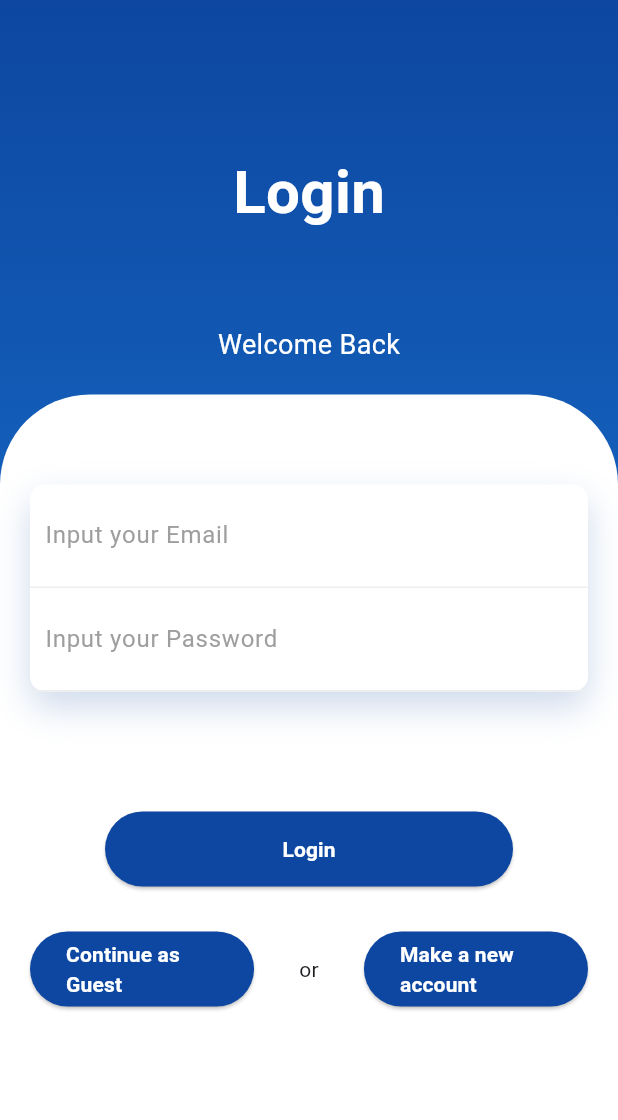
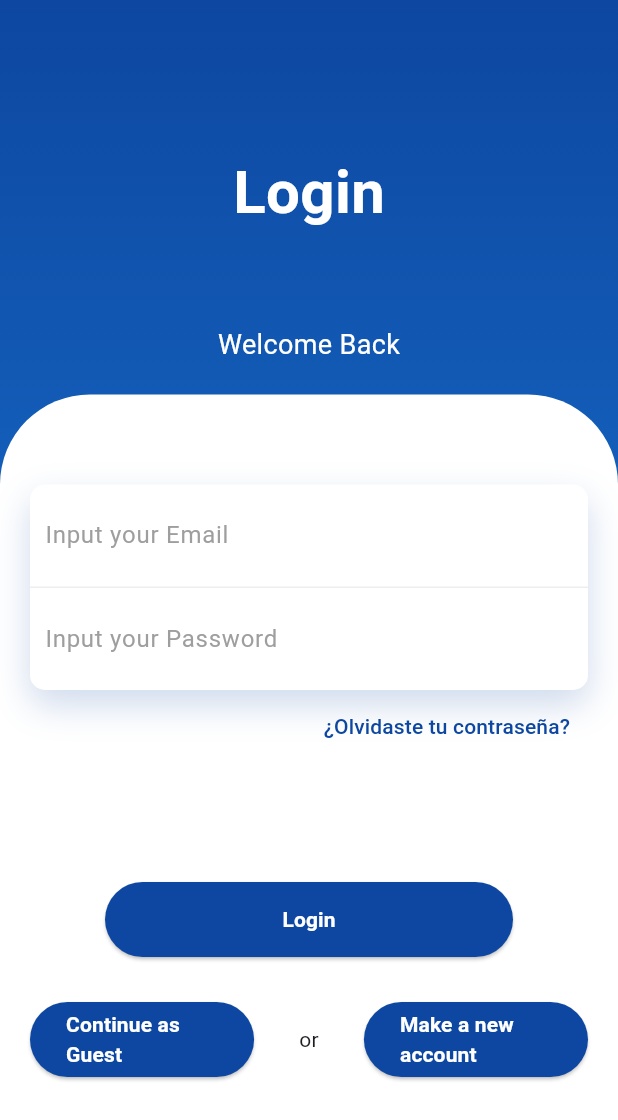
Before and after one commit to MartinRomero2005/aplicacion, a Flutter app: the screen it shows after launch, on a phone screen of 412 x 824 dp. Shown: the top 1120 px of the screen. Run offline on Flutter 3.47's test engine with Material 3 defaults, Android fonts, the phone set to English and light mode, and no system bars.

Commit message:
Adición de ajuste para recuperar contraseña

```diff
--- a/lib/presentation/screens/auth/login.dart
+++ b/lib/presentation/screens/auth/login.dart
@@ -21,6 +21,95 @@ class _LoginPageState extends State<LoginPage> {
     super.dispose();
   }
 
+  void _showForgotPasswordDialog() {
+    final emailController = TextEditingController();
+
+    showDialog(
+      context: context,
+      builder: (context) {
+        return AlertDialog(
+          title: const Text("Recuperar contraseña"),
+          content: TextField(
+            controller: emailController,
+            decoration: const InputDecoration(labelText: "Ingresa tu correo"),
+          ),
+          actions: [
+            TextButton(
+              onPressed: () => Navigator.pop(context),
+              child: const Text("Cancelar"),
+            ),
+            ElevatedButton(
+              onPressed: () async {
+                final email = emailController.text.trim();
+
+                final exists = await context.read<AuthProvider>().verifyEmail(
+                  email,
+                );
+
+                if (!exists) {
+                  ScaffoldMessenger.of(context).showSnackBar(
+                    const SnackBar(content: Text("Correo no encontrado")),
+                  );
+                  return;
+                }
+
+                Navigator.pop(context);
+                _showResetPasswordDialog(email);
+              },
+              child: const Text("Verificar"),
+            ),
+          ],
+        );
+      },
+    );
+  }
+
+  void _showResetPasswordDialog(String email) {
+    final passwordController = TextEditingController();
+
+    showDialog(
+      context: context,
+      builder: (context) {
+        return AlertDialog(
+          title: const Text("Nueva contraseña"),
+          content: TextField(
+            controller: passwordController,
+            obscureText: true,
+            decoration: const InputDecoration(labelText: "Nueva contraseña"),
+          ),
+          actions: [
+            TextButton(
+              onPressed: () => Navigator.pop(context),
+              child: const Text("Cancelar"),
+            ),
+            ElevatedButton(
+              onPressed: () async {
+                final password = passwordController.text;
+
+                final success = await context
+                    .read<AuthProvider>()
+                    .resetPassword(email, password);
+
+                Navigator.pop(context);
+
+                ScaffoldMessenger.of(context).showSnackBar(
+                  SnackBar(
+                    content: Text(
+                      success
+                          ? "Contraseña actualizada"
+                          : "No se pudo cambiar la contraseña",
+                    ),
+                  ),
+                );
+              },
+              child: const Text("Cambiar"),
+            ),
+          ],
+        );
+      },
+    );
+  }
+
   @override
   Widget build(BuildContext context) {
     return Scaffold(
@@ -39,8 +128,8 @@ class _LoginPageState extends State<LoginPage> {
         ),
         child: Column(
           children: <Widget>[
-            SizedBox(height: 80),
-            Padding(
+            const SizedBox(height: 80),
+            const Padding(
               padding: EdgeInsets.all(20),
               child: Text(
                 "Login",
@@ -51,8 +140,8 @@ class _LoginPageState extends State<LoginPage> {
                 ),
               ),
             ),
-            SizedBox(height: 20),
-            Padding(
+            const SizedBox(height: 20),
+            const Padding(
               padding: EdgeInsets.all(20),
               child: Text(
                 "Welcome Back",
@@ -61,7 +150,7 @@ class _LoginPageState extends State<LoginPage> {
             ),
             Expanded(
               child: Container(
-                decoration: BoxDecoration(
+                decoration: const BoxDecoration(
                   color: Colors.white,
                   borderRadius: BorderRadius.only(
                     topLeft: Radius.circular(60),
@@ -69,12 +158,13 @@ class _LoginPageState extends State<LoginPage> {
                   ),
                 ),
                 child: Padding(
-                  padding: EdgeInsets.all(20),
+                  padding: const EdgeInsets.all(20),
                   child: SingleChildScrollView(
                     child: Column(
                       mainAxisSize: MainAxisSize.min,
                       children: <Widget>[
-                        SizedBox(height: 40),
+                        const SizedBox(height: 40),
+
                         Container(
                           decoration: BoxDecoration(
                             color: Colors.white,
@@ -85,14 +175,14 @@ class _LoginPageState extends State<LoginPage> {
                                   alpha: 0.2,
                                 ),
                                 blurRadius: 20,
-                                offset: Offset(0, 10),
+                                offset: const Offset(0, 10),
                               ),
                             ],
                           ),
                           child: Column(
                             children: <Widget>[
                               Container(
-                                padding: EdgeInsets.all(10),
+                                padding: const EdgeInsets.all(10),
                                 decoration: BoxDecoration(
                                   border: Border(
                                     bottom: BorderSide(
@@ -102,7 +192,7 @@ class _LoginPageState extends State<LoginPage> {
                                 ),
                                 child: TextField(
                                   controller: _emailController,
-                                  decoration: InputDecoration(
+                                  decoration: const InputDecoration(
                                     hintText: "Input your Email",
                                     hintStyle: TextStyle(color: Colors.grey),
                                     border: InputBorder.none,
@@ -110,18 +200,11 @@ class _LoginPageState extends State<LoginPage> {
                                 ),
                               ),
                               Container(
-                                padding: EdgeInsets.all(10),
-                                decoration: BoxDecoration(
-                                  border: Border(
-                                    bottom: BorderSide(
-                                      color: Colors.grey.shade200,
-                                    ),
-                                  ),
-                                ),
+                                padding: const EdgeInsets.all(10),
                                 child: TextField(
                                   controller: _passwordController,
                                   obscureText: true,
-                                  decoration: InputDecoration(
+                                  decoration: const InputDecoration(
                                     hintText: "Input your Password",
                                     hintStyle: TextStyle(color: Colors.grey),
                                     border: InputBorder.none,
@@ -131,33 +214,48 @@ class _LoginPageState extends State<LoginPage> {
                             ],
                           ),
                         ),
-                        SizedBox(height: 40),
+
+                        Align(
+                          alignment: Alignment.centerRight,
+                          child: TextButton(
+                            onPressed: _showForgotPasswordDialog,
+                            child: Text(
+                              "¿Olvidaste tu contraseña?",
+                              style: TextStyle(color: Colors.blue.shade900),
+                            ),
+                          ),
+                        ),
+
+                        const SizedBox(height: 40),
+
                         if (context.watch<AuthProvider>().error != null)
                           Container(
-                            padding: EdgeInsets.all(12),
+                            padding: const EdgeInsets.all(12),
                             decoration: BoxDecoration(
                               color: Colors.red.shade100,
                               borderRadius: BorderRadius.circular(8),
                             ),
                             child: Row(
                               children: [
-                                Icon(Icons.error, color: Colors.red),
-                                SizedBox(width: 10),
+                                const Icon(Icons.error, color: Colors.red),
+                                const SizedBox(width: 10),
                                 Expanded(
                                   child: Text(
                                     context.watch<AuthProvider>().error!,
-                                    style: TextStyle(color: Colors.red),
+                                    style: const TextStyle(color: Colors.red),
                                   ),
                                 ),
                               ],
                             ),
                           ),
-                        SizedBox(height: 40),
+
+                        const SizedBox(height: 40),
+
                         SizedBox(
                           width: double.infinity,
                           height: 50,
                           child: Padding(
-                            padding: EdgeInsets.symmetric(horizontal: 50),
+                            padding: const EdgeInsets.symmetric(horizontal: 50),
                             child: Consumer<AuthProvider>(
                               builder: (context, authProvider, _) {
                                 return ElevatedButton(
@@ -180,7 +278,7 @@ class _LoginPageState extends State<LoginPage> {
                                             ScaffoldMessenger.of(
                                               context,
                                             ).showSnackBar(
-                                              SnackBar(
+                                              const SnackBar(
                                                 content: Text(
                                                   'Por favor completa todos los campos',
                                                 ),
@@ -200,7 +298,7 @@ class _LoginPageState extends State<LoginPage> {
                                           }
                                         },
                                   child: authProvider.isLoading
-                                      ? SizedBox(
+                                      ? const SizedBox(
                                           height: 20,
                                           width: 20,
                                           child: CircularProgressIndicator(
@@ -211,7 +309,7 @@ class _LoginPageState extends State<LoginPage> {
                                                 ),
                                           ),
                                         )
-                                      : Text(
+                                      : const Text(
                                           "Login",
                                           style: TextStyle(
                                             color: Colors.white,
@@ -223,7 +321,9 @@ class _LoginPageState extends State<LoginPage> {
                             ),
                           ),
                         ),
-                        SizedBox(height: 30),
+
+                        const SizedBox(height: 30),
+
                         Row(
                           children: <Widget>[
                             Expanded(
@@ -243,7 +343,7 @@ class _LoginPageState extends State<LoginPage> {
                                       '/main',
                                     );
                                   },
-                                  child: Text(
+                                  child: const Text(
                                     "Continue as Guest",
                                     style: TextStyle(
                                       color: Colors.white,
@@ -253,9 +353,9 @@ class _LoginPageState extends State<LoginPage> {
                                 ),
                               ),
                             ),
-                            SizedBox(width: 30),
-                            Text("or"),
-                            SizedBox(width: 30),
+                            const SizedBox(width: 30),
+                            const Text("or"),
+                            const SizedBox(width: 30),
                             Expanded(
                               child: SizedBox(
                                 height: 50,
@@ -275,7 +375,7 @@ class _LoginPageState extends State<LoginPage> {
                                       ),
                                     );
                                   },
-                                  child: Text(
+                                  child: const Text(
                                     "Make a new account",
                                     style: TextStyle(
                                       color: Colors.white,
```
Also changed, not shown: lib/presentation/providers/auth_provider.dart (+66 -33 lines), lib/presentation/screens/forgot_password_screen.dart (added, +57 -0 lines).
